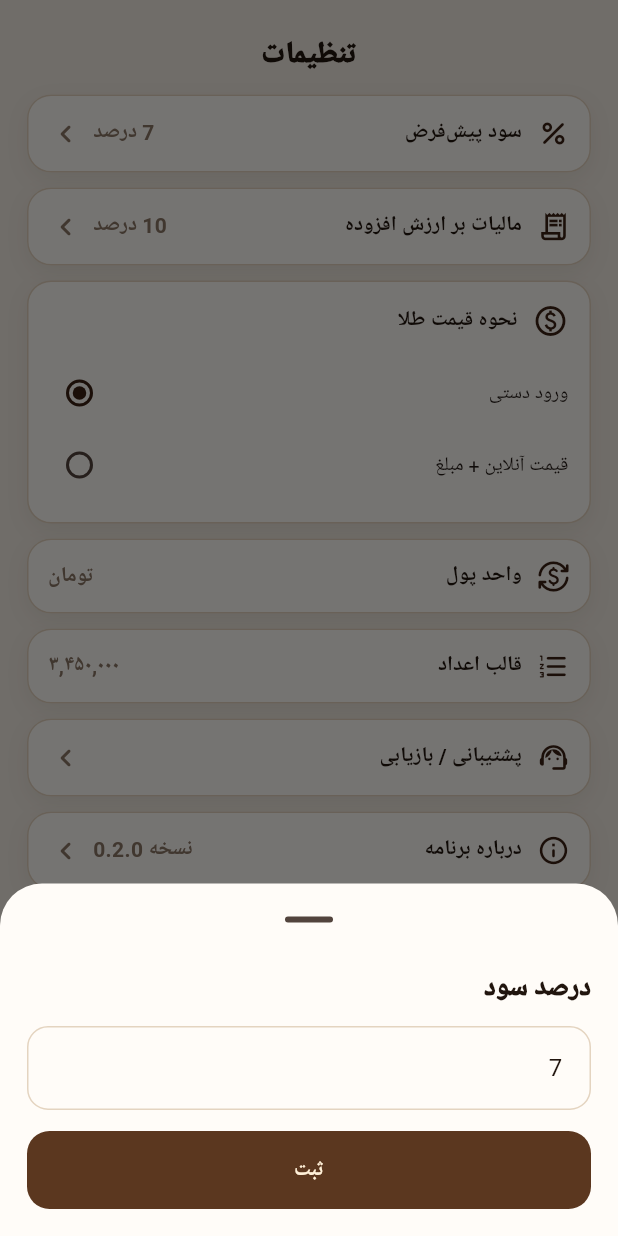
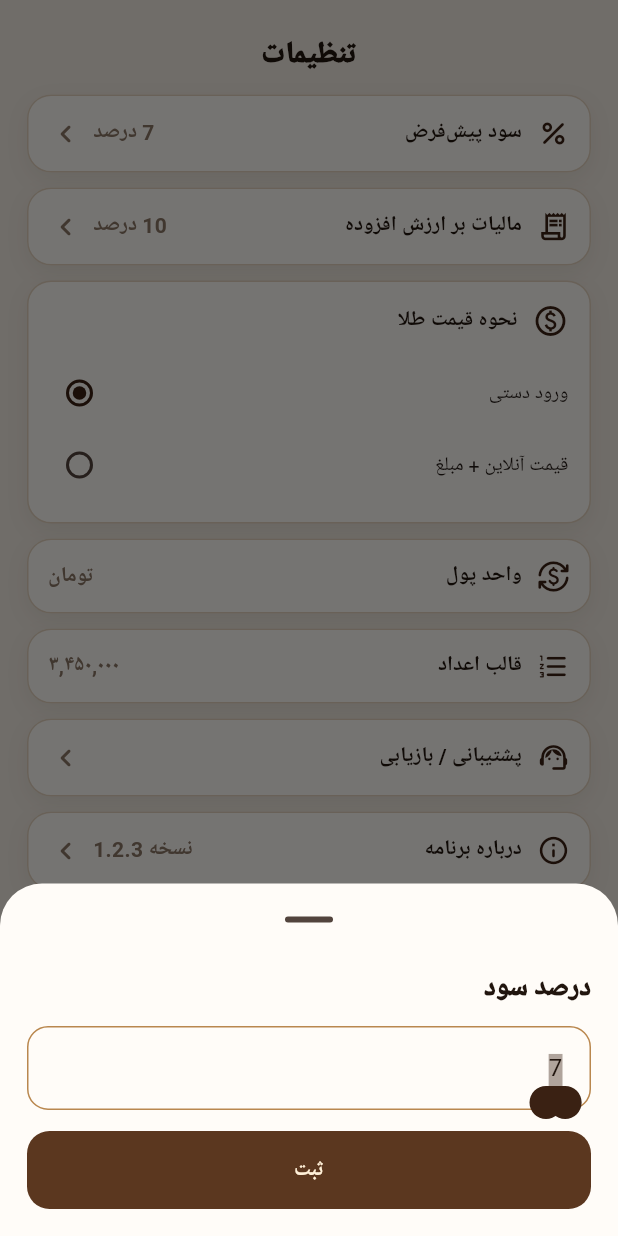
Before and after one commit to hamedfarahmand8927-svg/Qimat-Android, a Flutter app: the screen it shows after launch, item 4 of the bottom bar chosen, after a tap on "سود پیش‌فرض", on a phone screen of 412 x 824 dp. Run offline on Flutter 3.47's test engine with Material 3 defaults, Android fonts, the phone set to English and light mode, and no system bars; our stand-ins replace shared_preferences.

Commit message:
Persist calculator values and select input text on focus

```diff
--- a/lib/main.dart
+++ b/lib/main.dart
@@ -1,4 +1,8 @@
+import 'dart:async';
+import 'dart:convert';
+
 import 'package:flutter/material.dart';
+import 'package:shared_preferences/shared_preferences.dart';
 
 void main() {
   WidgetsFlutterBinding.ensureInitialized();
@@ -66,6 +70,9 @@ class Accessory {
 }
 
 class QimatModel extends ChangeNotifier {
+  static const _storageKey = 'qimat_saved_state_v1';
+  SharedPreferences? _preferences;
+
   double goldPrice = 9850000;
   double weight = 5.25;
   double laborPercent = 7;
@@ -95,6 +102,91 @@ class QimatModel extends ChangeNotifier {
     Accessory('آویز', 800000, Icons.water_drop_outlined),
   ];
 
+  Future<void> load() async {
+    _preferences = await SharedPreferences.getInstance();
+    final saved = _preferences!.getString(_storageKey);
+    if (saved == null) return;
+    try {
+      final data = jsonDecode(saved) as Map<String, dynamic>;
+      goldPrice = (data['goldPrice'] as num?)?.toDouble() ?? goldPrice;
+      weight = (data['weight'] as num?)?.toDouble() ?? weight;
+      laborPercent = (data['laborPercent'] as num?)?.toDouble() ?? laborPercent;
+      profitPercent = (data['profitPercent'] as num?)?.toDouble() ?? profitPercent;
+      taxPercent = (data['taxPercent'] as num?)?.toDouble() ?? taxPercent;
+      manualGoldPrice = data['manualGoldPrice'] as bool? ?? manualGoldPrice;
+
+      final savedTypes = data['types'] as List<dynamic>?;
+      if (savedTypes != null && savedTypes.isNotEmpty) {
+        types
+          ..clear()
+          ..addAll(savedTypes.map((item) {
+            final value = item as Map<String, dynamic>;
+            return ItemType(
+              value['name'] as String,
+              (value['minimumLabor'] as num).toDouble(),
+              IconData(value['icon'] as int, fontFamily: 'MaterialIcons'),
+            );
+          }));
+      }
+
+      final savedAccessories = data['accessories'] as List<dynamic>?;
+      if (savedAccessories != null && savedAccessories.isNotEmpty) {
+        accessories
+          ..clear()
+          ..addAll(savedAccessories.map((item) {
+            final value = item as Map<String, dynamic>;
+            return Accessory(
+              value['name'] as String,
+              (value['price'] as num).toDouble(),
+              IconData(value['icon'] as int, fontFamily: 'MaterialIcons'),
+            );
+          }));
+      }
+
+      selectedType = ((data['selectedType'] as num?)?.toInt() ?? selectedType)
+          .clamp(0, types.length - 1)
+          .toInt();
+      selectedAccessory =
+          ((data['selectedAccessory'] as num?)?.toInt() ?? selectedAccessory)
+              .clamp(0, accessories.length - 1)
+              .toInt();
+    } catch (_) {
+      // A damaged old preference must not prevent the calculator from opening.
+    }
+  }
+
+  Future<void> _save() async {
+    final preferences = _preferences ??= await SharedPreferences.getInstance();
+    await preferences.setString(
+      _storageKey,
+      jsonEncode({
+        'goldPrice': goldPrice,
+        'weight': weight,
+        'laborPercent': laborPercent,
+        'profitPercent': profitPercent,
+        'taxPercent': taxPercent,
+        'manualGoldPrice': manualGoldPrice,
+        'selectedType': selectedType,
+        'selectedAccessory': selectedAccessory,
+        'types': types.map((item) => {
+              'name': item.name,
+              'minimumLabor': item.minimumLabor,
+              'icon': item.icon.codePoint,
+            }).toList(),
+        'accessories': accessories.map((item) => {
+              'name': item.name,
+              'price': item.price,
+              'icon': item.icon.codePoint,
+            }).toList(),
+      }),
+    );
+  }
+
+  void _changed() {
+    notifyListeners();
+    unawaited(_save());
+  }
+
   double get rawGold => goldPrice * weight;
   double get percentageLabor => rawGold * laborPercent / 100;
   double get minimumLabor => types[selectedType].minimumLabor;
@@ -105,31 +197,31 @@ class QimatModel extends ChangeNotifier {
   double get accessoryPrice => accessories[selectedAccessory].price;
   double get finalPrice => rawGold + finalLabor + profit + tax + accessoryPrice;
 
-  void setGoldPrice(double v) { goldPrice = v; notifyListeners(); }
-  void setWeight(double v) { weight = v; notifyListeners(); }
-  void setLabor(double v) { laborPercent = v; notifyListeners(); }
-  void setProfit(double v) { profitPercent = v; notifyListeners(); }
-  void setTax(double v) { taxPercent = v; notifyListeners(); }
-  void setType(int i) { selectedType = i; notifyListeners(); }
-  void setAccessory(int i) { selectedAccessory = i; notifyListeners(); }
-  void setGoldMode(bool manual) { manualGoldPrice = manual; notifyListeners(); }
+  void setGoldPrice(double v) { goldPrice = v; _changed(); }
+  void setWeight(double v) { weight = v; _changed(); }
+  void setLabor(double v) { laborPercent = v; _changed(); }
+  void setProfit(double v) { profitPercent = v; _changed(); }
+  void setTax(double v) { taxPercent = v; _changed(); }
+  void setType(int i) { selectedType = i; _changed(); }
+  void setAccessory(int i) { selectedAccessory = i; _changed(); }
+  void setGoldMode(bool manual) { manualGoldPrice = manual; _changed(); }
 
-  void addType(ItemType item) { types.add(item); notifyListeners(); }
-  void updateType(int index, ItemType item) { types[index] = item; notifyListeners(); }
+  void addType(ItemType item) { types.add(item); _changed(); }
+  void updateType(int index, ItemType item) { types[index] = item; _changed(); }
   void deleteType(int index) {
     if (types.length <= 1) return;
     types.removeAt(index);
     if (selectedType >= types.length) selectedType = 0;
-    notifyListeners();
+    _changed();
   }
 
-  void addAccessory(Accessory item) { accessories.add(item); notifyListeners(); }
-  void updateAccessory(int index, Accessory item) { accessories[index] = item; notifyListeners(); }
+  void addAccessory(Accessory item) { accessories.add(item); _changed(); }
+  void updateAccessory(int index, Accessory item) { accessories[index] = item; _changed(); }
   void deleteAccessory(int index) {
     if (accessories.length <= 1) return;
     accessories.removeAt(index);
     if (selectedAccessory >= accessories.length) selectedAccessory = 0;
-    notifyListeners();
+    _changed();
   }
 }
 
@@ -142,7 +234,14 @@ class QimatShell extends StatefulWidget {
 
 class _QimatShellState extends State<QimatShell> {
   final model = QimatModel();
+  late final Future<void> _loading;
   int index = 0;
+
+  @override
+  void initState() {
+    super.initState();
+    _loading = model.load();
+  }
 
   @override
   Widget build(BuildContext context) {
@@ -152,11 +251,18 @@ class _QimatShellState extends State<QimatShell> {
       TypesPage(model: model),
       SettingsPage(model: model),
     ];
-    return Scaffold(
-      body: SafeArea(child: IndexedStack(index: index, children: screens)),
-      bottomNavigationBar: QimatBottomNav(
-        index: index,
-        onChanged: (i) => setState(() => index = i),
+    return FutureBuilder<void>(
+      future: _loading,
+      builder: (context, snapshot) => Scaffold(
+        body: snapshot.connectionState != ConnectionState.done
+            ? const Center(child: CircularProgressIndicator(color: AppColors.gold))
+            : SafeArea(child: IndexedStack(index: index, children: screens)),
+        bottomNavigationBar: snapshot.connectionState != ConnectionState.done
+            ? null
+            : QimatBottomNav(
+                index: index,
+                onChanged: (i) => setState(() => index = i),
+              ),
       ),
     );
   }
@@ -644,7 +750,7 @@ class SettingsPage extends StatelessWidget {
             const SettingTile(icon: Icons.currency_exchange_rounded, title: 'واحد پول', value: 'تومان'),
             const SettingTile(icon: Icons.format_list_numbered_rounded, title: 'قالب اعداد', value: '۳,۴۵۰,۰۰۰'),
             SettingTile(icon: Icons.support_agent_rounded, title: 'پشتیبانی / بازیابی', value: '', onTap: () {}),
-            SettingTile(icon: Icons.info_outline_rounded, title: 'درباره برنامه', value: 'نسخه 0.2.0', onTap: () {}),
+            SettingTile(icon: Icons.info_outline_rounded, title: 'درباره برنامه', value: 'نسخه 1.2.3', onTap: () {}),
           ],
         ),
       ),
@@ -921,21 +1027,65 @@ class FieldLabel extends StatelessWidget {
   Widget build(BuildContext context) => Padding(padding: const EdgeInsets.only(bottom: 8), child: Text(text, textDirection: TextDirection.rtl, style: const TextStyle(fontSize: 13, fontWeight: FontWeight.w700)));
 }
 
-class QimatTextField extends StatelessWidget {
-  const QimatTextField({super.key, required this.controller, required this.hint, this.keyboardType});
+class QimatTextField extends StatefulWidget {
+  const QimatTextField({
+    super.key,
+    required this.controller,
+    required this.hint,
+    this.keyboardType,
+    this.autofocus = false,
+    this.selectAllOnFocus = true,
+  });
   final TextEditingController controller;
   final String hint;
   final TextInputType? keyboardType;
+  final bool autofocus;
+  final bool selectAllOnFocus;
+
+  @override
+  State<QimatTextField> createState() => _QimatTextFieldState();
+}
+
+class _QimatTextFieldState extends State<QimatTextField> {
+  late final FocusNode _focusNode;
+
+  @override
+  void initState() {
+    super.initState();
+    _focusNode = FocusNode()..addListener(_handleFocusChange);
+  }
+
+  void _handleFocusChange() {
+    if (!_focusNode.hasFocus || !widget.selectAllOnFocus) return;
+    WidgetsBinding.instance.addPostFrameCallback((_) {
+      if (!mounted || !_focusNode.hasFocus) return;
+      widget.controller.selection = TextSelection(
+        baseOffset: 0,
+        extentOffset: widget.controller.text.length,
+      );
+    });
+  }
+
+  @override
+  void dispose() {
+    _focusNode
+      ..removeListener(_handleFocusChange)
+      ..dispose();
+    super.dispose();
+  }
+
   @override
   Widget build(BuildContext context) {
     return TextField(
-      controller: controller,
-      keyboardType: keyboardType,
+      controller: widget.controller,
+      focusNode: _focusNode,
+      autofocus: widget.autofocus,
+      keyboardType: widget.keyboardType,
       textDirection: TextDirection.rtl,
       decoration: InputDecoration(
         filled: true,
         fillColor: AppColors.card,
-        hintText: hint,
+        hintText: widget.hint,
         hintTextDirection: TextDirection.rtl,
         border: OutlineInputBorder(borderRadius: BorderRadius.circular(14), borderSide: const BorderSide(color: AppColors.border)),
         enabledBorder: OutlineInputBorder(borderRadius: BorderRadius.circular(14), borderSide: const BorderSide(color: AppColors.border)),
@@ -1027,7 +1177,12 @@ Future<void> showNumberEditor(
         children: [
           Text(title, textDirection: TextDirection.rtl, style: const TextStyle(fontSize: 18, fontWeight: FontWeight.w900)),
           const SizedBox(height: 12),
-          QimatTextField(controller: controller, hint: '0', keyboardType: const TextInputType.numberWithOptions(decimal: true)),
+          QimatTextField(
+            controller: controller,
+            hint: '0',
+            autofocus: true,
+            keyboardType: const TextInputType.numberWithOptions(decimal: true),
+          ),
           const SizedBox(height: 14),
           BrownButton(text: 'ثبت', onTap: () => Navigator.pop(context, parseNumber(controller.text))),
         ],
```
